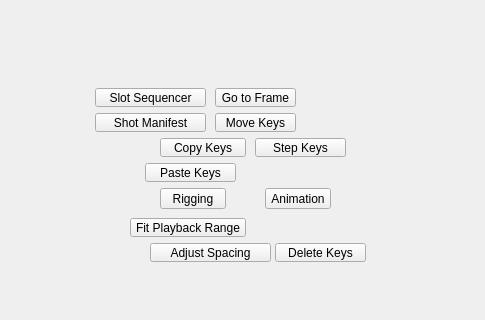
First picture: the form in tentacle/ui/animation#submenu.ui, repository m3trik/tentacle, before the edit; both pictures show x 0 to 485 and y 102 to 422 of the 600 by 600 pixel window.
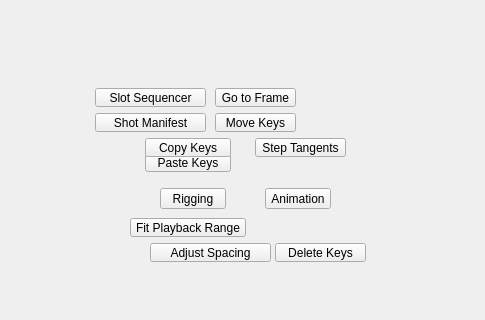
Second picture: the form after the edit. Custom widgets are drawn as their Qt base class.

Commit message:
ui: shared panel updates for Select Keys scope, style-selector combo, and Convert-To/UV submenus
Shared .ui updates backing the accumulated Maya/Blender slot fixes: animation's
Select Keys gains a scope control, preferences gets the style-selector combo,
and the selection Convert-To / uv Transform submenus gain the new items
implemented in the following slot commits.

Patch:
```diff
--- a/tentacle/ui/animation#submenu.ui
+++ b/tentacle/ui/animation#submenu.ui
@@ -119,8 +119,8 @@
     <property name="geometry">
      <rect>
       <x>145</x>
-      <y>265</y>
-      <width>91</width>
+      <y>255</y>
+      <width>86</width>
       <height>19</height>
      </rect>
     </property>
@@ -273,7 +273,7 @@
      <string>&lt;html&gt;&lt;head/&gt;&lt;body&gt;&lt;p&gt;Set stepped (hold) out-tangents on animation keys.&lt;/p&gt;&lt;p&gt;Use the option box to choose: current time, selected keys, or all keys.&lt;/p&gt;&lt;/body&gt;&lt;/html&gt;</string>
     </property>
     <property name="text">
-     <string>Step Keys</string>
+     <string>Step Tangents</string>
     </property>
     <property name="iconSize">
      <size>
@@ -325,7 +325,7 @@
     </property>
     <property name="geometry">
      <rect>
-      <x>160</x>
+      <x>145</x>
       <y>240</y>
       <width>86</width>
       <height>19</height>
```
Left out of the diff: 18 changed lines with no effect on the pictures. The commit also changes 6 other files.
